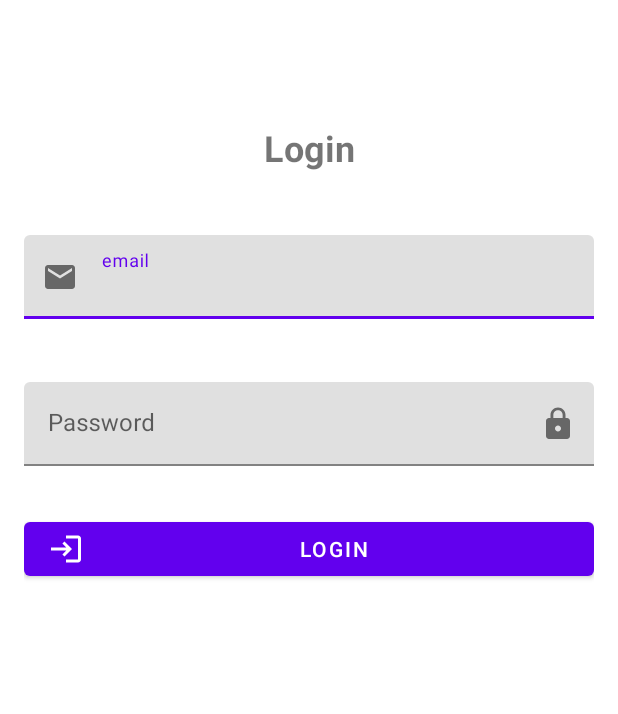
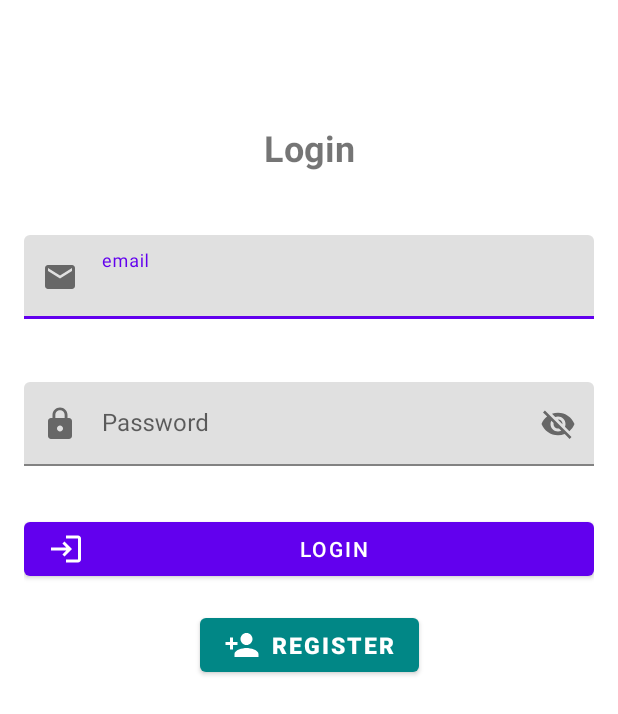
Before and after one commit to Towal69/app-movile, an Android app built with Jetpack Compose: the screen it shows after launch (MainActivity), on a phone screen of 412 x 824 dp. Shown: the top 714 px of the screen. Run offline under Robolectric (Android 15) with nearby library versions, the phone set to English and light mode, and no system bars.

Commit message:
Navegando hacia register

```diff
--- a/app/src/main/java/com/example/myaplicacion/view/login/LoginFragment.kt
+++ b/app/src/main/java/com/example/myaplicacion/view/login/LoginFragment.kt
@@ -5,6 +5,8 @@ import android.view.LayoutInflater
 import android.view.View
 import android.view.ViewGroup
 import androidx.fragment.app.Fragment
+import androidx.navigation.fragment.findNavController
+import com.example.myaplicacion.R
 import com.example.myaplicacion.databinding.FragmentLoginBinding
 
 
@@ -24,5 +26,14 @@ class LoginFragment : Fragment() {
             return binding.root
     }
 
+    override fun onViewCreated(view: View, savedInstanceState: Bundle?) {
+        super.onViewCreated(view, savedInstanceState)
+        //Escuchando el boton de register
+        binding.register.setOnClickListener {
+            //navegando a la pantalla de register
+            findNavController().navigate(R.id.action_loginFragment3_to_registerFragment2)
+        }
+    }
+
 
 }
--- /dev/null
+++ b/app/src/main/res/drawable/baseline_account_circle_24.xml
@@ -0,0 +1,5 @@
+<vector xmlns:android="http://schemas.android.com/apk/res/android" android:height="24dp" android:tint="#000000" android:viewportHeight="24" android:viewportWidth="24" android:width="24dp">
+
+    <path android:fillColor="@android:color/white" android:pathData="M12,2C6.48,2 2,6.48 2,12s4.48,10 10,10s10,-4.48 10,-10S17.52,2 12,2zM12,6c1.93,0 3.5,1.57 3.5,3.5S13.93,13 12,13s-3.5,-1.57 -3.5,-3.5S10.07,6 12,6zM12,20c-2.03,0 -4.43,-0.82 -6.14,-2.88C7.55,15.8 9.68,15 12,15s4.45,0.8 6.14,2.12C16.43,19.18 14.03,20 12,20z"/>
+
+</vector>
--- /dev/null
+++ b/app/src/main/res/drawable/baseline_person_add_24.xml
@@ -0,0 +1,5 @@
+<vector xmlns:android="http://schemas.android.com/apk/res/android" android:height="24dp" android:tint="#000000" android:viewportHeight="24" android:viewportWidth="24" android:width="24dp">
+
+    <path android:fillColor="@android:color/white" android:pathData="M15,12c2.21,0 4,-1.79 4,-4s-1.79,-4 -4,-4 -4,1.79 -4,4 1.79,4 4,4zM6,10L6,7L4,7v3L1,10v2h3v3h2v-3h3v-2L6,10zM15,14c-2.67,0 -8,1.34 -8,4v2h16v-2c0,-2.66 -5.33,-4 -8,-4z"/>
+
+</vector>
--- /dev/null
+++ b/app/src/main/res/drawable/baseline_visibility_24.xml
@@ -0,0 +1,5 @@
+<vector xmlns:android="http://schemas.android.com/apk/res/android" android:height="24dp" android:tint="#000000" android:viewportHeight="24" android:viewportWidth="24" android:width="24dp">
+
+    <path android:fillColor="@android:color/white" android:pathData="M12,4.5C7,4.5 2.73,7.61 1,12c1.73,4.39 6,7.5 11,7.5s9.27,-3.11 11,-7.5c-1.73,-4.39 -6,-7.5 -11,-7.5zM12,17c-2.76,0 -5,-2.24 -5,-5s2.24,-5 5,-5 5,2.24 5,5 -2.24,5 -5,5zM12,9c-1.66,0 -3,1.34 -3,3s1.34,3 3,3 3,-1.34 3,-3 -1.34,-3 -3,-3z"/>
+
+</vector>
--- a/app/src/main/res/layout/fragment_login.xml
+++ b/app/src/main/res/layout/fragment_login.xml
@@ -64,7 +64,7 @@
         android:textStyle="bold"
         android:textSize="24sp"
         app:endIconMode="password_toggle"
-        app:endIconDrawable="@drawable/baseline_lock_24">
+        app:startIconDrawable="@drawable/baseline_lock_24">
 
         <com.google.android.material.textfield.TextInputEditText
             android:id="@+id/PasswordEditText"
@@ -91,6 +91,23 @@
         android:layout_marginTop="15dp"
         app:icon="@drawable/baseline_login_24"
         />
+    <com.google.android.material.button.MaterialButton
+        android:id="@+id/register"
+        android:layout_width="wrap_content"
+        android:layout_height="wrap_content"
+        android:layout_marginTop="16dp"
+        android:layout_marginBottom="16dp"
+        android:textSize="15sp"
+        android:textStyle="bold"
+        android:text="Register"
+        android:clickable="true"
+        app:layout_constraintTop_toBottomOf="@+id/loginButton"
+        app:backgroundTint="@color/teal_700"
+        app:layout_constraintEnd_toEndOf="parent"
+        app:layout_constraintStart_toStartOf="parent"
+        app:icon="@drawable/baseline_person_add_24"
+
+        />
 
 
 
```
